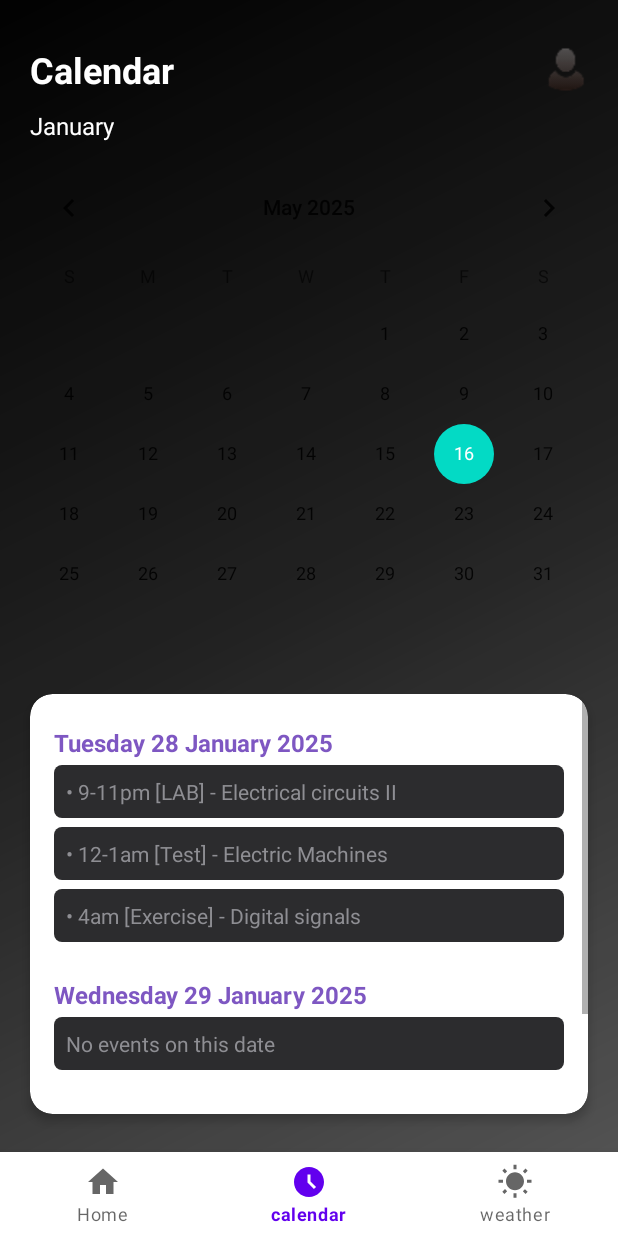
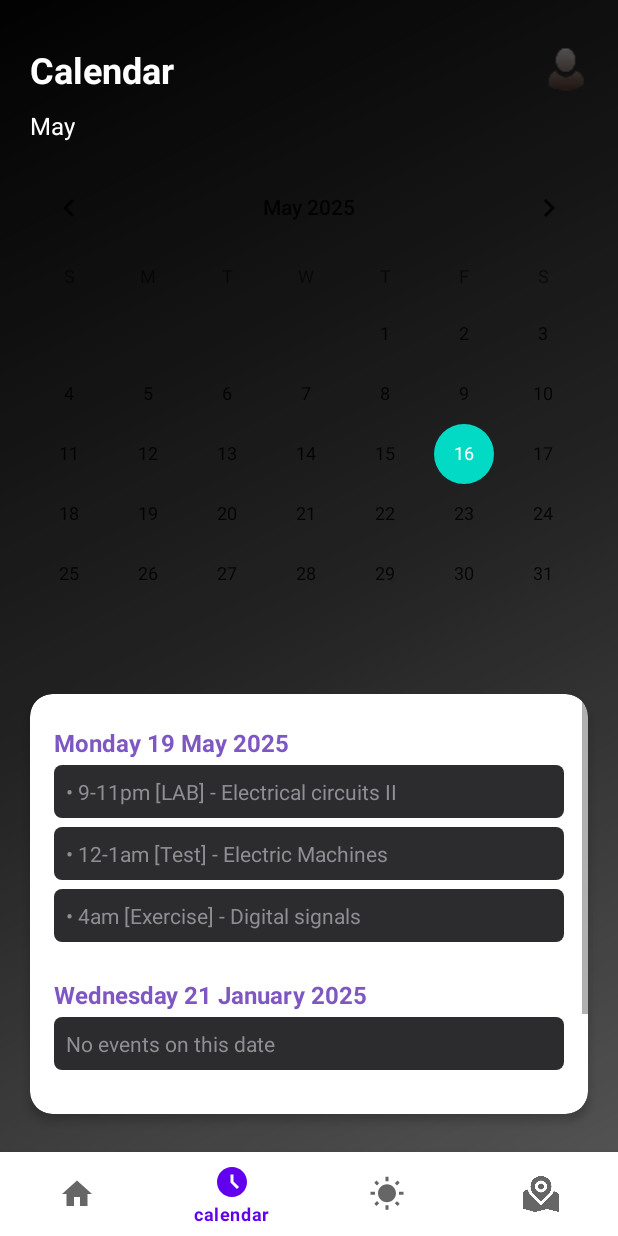
Before and after one commit to lamproskrchs/MyCampusApp, an Android app: the DashboardFragment screen opened through its navigation route, on a phone screen of 412 x 824 dp. Run offline under Robolectric (Android 15) with nearby library versions, the phone set to English and light mode, and no system bars; our stand-ins replace navigation-ui.

Commit message:
added map

```diff
--- a/app/src/main/java/gr/hepeastus/mycampusapp/ui/home/HomeFragment.kt
+++ b/app/src/main/java/gr/hepeastus/mycampusapp/ui/home/HomeFragment.kt
@@ -34,7 +34,21 @@ class HomeFragment : Fragment() {
 //        }
         return root
     }
+    override fun onViewCreated(view: View, savedInstanceState: Bundle?) {
+        super.onViewCreated(view, savedInstanceState)
 
+        binding.account.setOnClickListener {
+            val alertDialog = androidx.appcompat.app.AlertDialog.Builder(requireContext())
+                .setTitle("Coming soon!")
+                .setMessage("The feature is still under development")
+                .setPositiveButton("OK") { dialog, _ ->
+                    dialog.dismiss()
+                }
+                .create()
+
+            alertDialog.show()
+        }
+    }
     override fun onDestroyView() {
         super.onDestroyView()
         _binding = null
--- a/app/src/main/res/layout/fragment_dashboard.xml
+++ b/app/src/main/res/layout/fragment_dashboard.xml
@@ -54,7 +54,7 @@
             android:id="@+id/month"
             android:layout_width="wrap_content"
             android:layout_height="wrap_content"
-            android:text="January"
+            android:text="May"
             android:textColor="@color/white"
             android:textSize="16sp" />
 
@@ -98,7 +98,7 @@
                 <TextView
                     android:layout_width="wrap_content"
                     android:layout_height="wrap_content"
-                    android:text="Tuesday 28 January 2025"
+                    android:text="Monday 19 May 2025"
                     android:textColor="@color/purple"
                     android:textSize="16sp"
                     android:textStyle="bold"
@@ -136,7 +136,7 @@
                 <TextView
                     android:layout_width="wrap_content"
                     android:layout_height="wrap_content"
-                    android:text="Wednesday 29 January 2025"
+                    android:text="Wednesday 21 January 2025"
                     android:textColor="@color/purple"
                     android:textSize="16sp"
                     android:textStyle="bold"
@@ -155,7 +155,7 @@
                 <TextView
                     android:layout_width="wrap_content"
                     android:layout_height="wrap_content"
-                    android:text="Thursday 30 January 2025"
+                    android:text="Thursday 22 January 2025"
                     android:textColor="@color/purple"
                     android:textSize="16sp"
                     android:textStyle="bold"
--- a/app/src/main/res/layout/fragment_home.xml
+++ b/app/src/main/res/layout/fragment_home.xml
@@ -78,7 +78,7 @@
             android:drawableEnd="@drawable/magnifying_glass"
             android:hint="Search"
             android:paddingStart="20dp"
-            android:paddingEnd="40dp"
+            android:paddingEnd="30dp"
             android:textColor="@color/white"
             android:textColorHint="@color/light_gray" />
     </androidx.cardview.widget.CardView>
@@ -105,7 +105,7 @@
                 android:id="@+id/calendarTitle"
                 android:layout_width="wrap_content"
                 android:layout_height="wrap_content"
-                android:text="Tuesday 28 January 2025"
+                android:text="Monday 19 May 2025"
                 android:textColor="@color/purple"
                 android:textSize="16sp"
                 android:textStyle="bold" />
@@ -135,7 +135,7 @@
                 android:layout_width="wrap_content"
                 android:layout_height="wrap_content"
                 android:layout_marginTop="16dp"
-                android:text="Wednesday 29 January 2025"
+                android:text="Wednesday 21 May 2025"
                 android:textColor="@color/purple"
                 android:textSize="16sp"
                 android:textStyle="bold" />
--- a/app/src/main/res/layout/fragment_notifications.xml
+++ b/app/src/main/res/layout/fragment_notifications.xml
@@ -23,7 +23,7 @@
             android:layout_width="0dp"
             android:layout_height="wrap_content"
             android:layout_weight="1"
-            android:text="Home"
+            android:text="Weather"
             android:textColor="@color/white"
             android:textSize="24sp"
             android:textStyle="bold" />
@@ -52,7 +52,7 @@
         android:id="@+id/dateTime"
         android:layout_width="wrap_content"
         android:layout_height="wrap_content"
-        android:text="Tuesday, January 28rd | 10:00 PM"
+        android:text="Saturday, May 17th"
         android:textColor="#B0B0B0"
         android:textSize="20sp"
         android:layout_centerHorizontal="true"
--- a/app/src/main/res/menu/bottom_nav_menu.xml
+++ b/app/src/main/res/menu/bottom_nav_menu.xml
@@ -16,4 +16,10 @@
         android:icon="@drawable/baseline_wb_sunny_24"
         android:title="@string/weather" />
 
+    <item
+        android:id="@+id/navigation_maps"
+        android:icon="@drawable/map_final"
+        android:title="navigation"/>
+
+
 </menu>
--- a/app/src/main/res/navigation/mobile_navigation.xml
+++ b/app/src/main/res/navigation/mobile_navigation.xml
@@ -22,4 +22,12 @@
         android:name="gr.hepeastus.mycampusapp.ui.notifications.NotificationsFragment"
         android:label="@string/title_notifications"
         tools:layout="@layout/fragment_notifications" />
+
+    <fragment
+        android:id="@+id/navigation_maps"
+        android:name="gr.hepeastus.mycampusapp.ui.map.MapFragment"
+        android:label="Map"
+        tools:layout="@layout/fragment_map" />
+
+
 </navigation>
```
Also changed, not shown: app/src/main/java/gr/hepeastus/mycampusapp/ui/map/MapFragment.kt (added, +40 -0 lines), app/src/main/java/gr/hepeastus/mycampusapp/ui/map/MapViewModel.kt (added, +13 -0 lines), app/src/main/res/layout/fragment_map.xml (added, +54 -0 lines), app/src/main/res/drawable/campus_map.jpg (added), app/src/main/res/drawable/campus_mapf.jpg (added), app/src/main/res/drawable/map_final.png (added).
